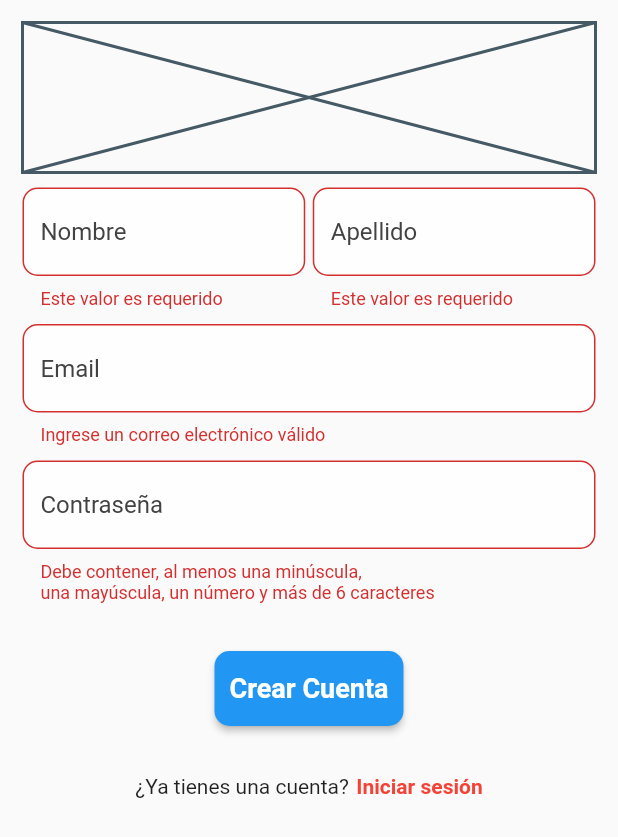
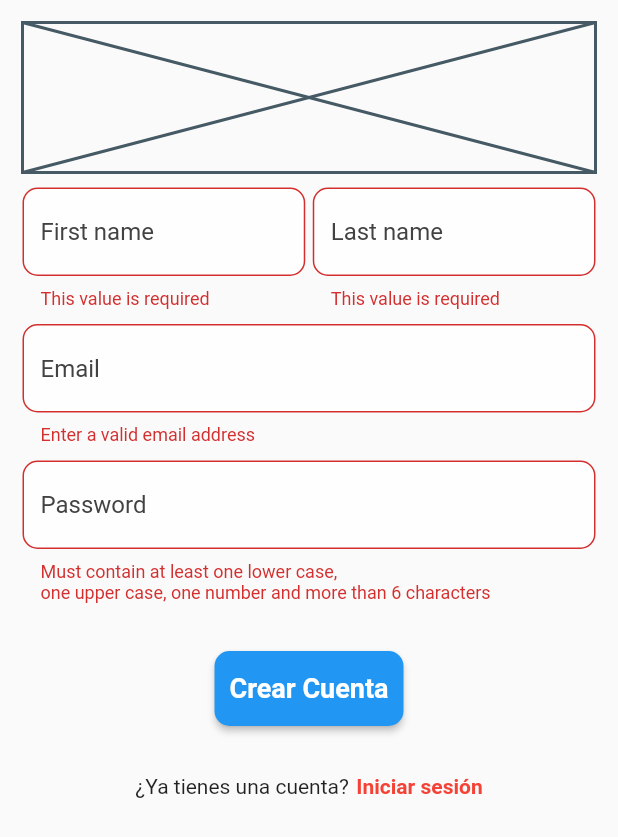
Before and after one commit to jorgesarabia/api_tv_challenge, a Flutter app: the SignUpScreen screen opened directly, after a tap on "Crear Cuenta", on a phone screen of 412 x 824 dp. Shown: the top 837 px of the screen. Run offline on Flutter 3.47's test engine with Material 2 defaults, Android fonts, the phone set to English and light mode, and no system bars; our stand-ins replace dio, flutter_bloc, freezed_annotation, get_it, injectable, pretty_dio_logger and 2 more; accounts and stored records are empty.

Commit message:
Update the signUp feature

```diff
--- a/lib/app/domain/data/services/tft_api.dart
+++ b/lib/app/domain/data/services/tft_api.dart
@@ -1,6 +1,5 @@
 import 'package:api_tv_challenge/app/domain/api/client.dart';
 import 'package:api_tv_challenge/app/domain/data/services/client_api.dart';
-import 'package:dio/dio.dart';
 
 class TVApi implements ClientApi {
   TVApi(String baseUrl, {bool enableLogging = false}) {
--- a/lib/app/domain/models/email_address.dart
+++ b/lib/app/domain/models/email_address.dart
@@ -10,7 +10,7 @@ class EmailAddress extends Validator {
   @override
   String? get message {
     if (!isValid) {
-      return 'Ingrese un correo electrónico válido';
+      return 'Enter a valid email address';
     }
 
     return null;
--- a/lib/app/domain/models/is_required.dart
+++ b/lib/app/domain/models/is_required.dart
@@ -9,7 +9,7 @@ class IsRequired extends Validator {
   @override
   String? get message {
     if (!isValid) {
-      return 'Este valor es requerido';
+      return 'This value is required';
     }
 
     return null;
--- a/lib/app/domain/models/password.dart
+++ b/lib/app/domain/models/password.dart
@@ -20,7 +20,7 @@ class Password extends Validator {
   @override
   String? get message {
     if (!isValid) {
-      return 'Debe contener, al menos una minúscula, \nuna mayúscula, un número y más de 6 caracteres';
+      return 'Must contain at least one lower case, \none upper case, one number and more than 6 characters';
     }
 
     return null;
--- a/lib/auth/application/signup/signup_bloc.dart
+++ b/lib/auth/application/signup/signup_bloc.dart
@@ -3,6 +3,7 @@ import 'dart:async';
 import 'package:api_tv_challenge/app/domain/models/email_address.dart';
 import 'package:api_tv_challenge/app/domain/models/is_required.dart';
 import 'package:api_tv_challenge/app/domain/models/password.dart';
+import 'package:api_tv_challenge/auth/domain/auth_interaction_event.dart';
 import 'package:api_tv_challenge/auth/domain/i_auth_facade.dart';
 import 'package:api_tv_challenge/auth/domain/signup_form.dart';
 import 'package:flutter/material.dart';
@@ -34,11 +35,14 @@ class SignUpBloc extends Bloc<SignUpEvent, SignUpState> {
         isSubmitting: true,
       ));
 
-      final isLoggedIn = await _authFacade.createAccountWithEmailAndPassword(
+      final result = await _authFacade.createAccountWithEmailAndPassword(
         signUpForm: state.signUpForm,
       );
 
-      emit(state.copyWith(isSubmitting: false));
+      emit(state.copyWith(
+        isSubmitting: false,
+        authInteractionEvent: result,
+      ));
     }
   }
 
@@ -49,6 +53,7 @@ class SignUpBloc extends Bloc<SignUpEvent, SignUpState> {
           event.email.trim(),
         ),
       ),
+      authInteractionEvent: const AuthInteractionEvent.none(),
     ));
   }
 
@@ -57,6 +62,7 @@ class SignUpBloc extends Bloc<SignUpEvent, SignUpState> {
       signUpForm: state.signUpForm.copyWith(
         password: Password(event.password),
       ),
+      authInteractionEvent: const AuthInteractionEvent.none(),
     ));
   }
 
@@ -65,6 +71,7 @@ class SignUpBloc extends Bloc<SignUpEvent, SignUpState> {
       signUpForm: state.signUpForm.copyWith(
         firstName: IsRequired(event.firstName),
       ),
+      authInteractionEvent: const AuthInteractionEvent.none(),
     ));
   }
 
@@ -73,6 +80,7 @@ class SignUpBloc extends Bloc<SignUpEvent, SignUpState> {
       signUpForm: state.signUpForm.copyWith(
         lastName: IsRequired(event.lastName),
       ),
+      authInteractionEvent: const AuthInteractionEvent.none(),
     ));
   }
 }
--- a/lib/auth/application/signup/signup_state.dart
+++ b/lib/auth/application/signup/signup_state.dart
@@ -6,6 +6,7 @@ class SignUpState with _$SignUpState {
     required SignUpForm signUpForm,
     required bool isSubmitting,
     required AutovalidateMode autovalidateMode,
+    required AuthInteractionEvent authInteractionEvent,
   }) = _SignUpState;
 
   factory SignUpState.initial() {
@@ -13,6 +14,7 @@ class SignUpState with _$SignUpState {
       signUpForm: SignUpForm.empty(),
       isSubmitting: false,
       autovalidateMode: AutovalidateMode.disabled,
+      authInteractionEvent: const AuthInteractionEvent.none(),
     );
   }
 }
--- a/lib/auth/infrastructure/auth_repository.dart
+++ b/lib/auth/infrastructure/auth_repository.dart
@@ -45,7 +45,7 @@ class AuthRepository implements IAuthFacade {
     );
 
     if (result != 0) {
-      _saveCurrentUser(AppUser(
+      await _saveCurrentUser(AppUser(
         firstName: signUpForm.firstName.value,
         lastName: signUpForm.lastName.value,
         email: signUpForm.emailAddress.value,
--- a/lib/auth/presentation/sign_up/sign_up_screen.dart
+++ b/lib/auth/presentation/sign_up/sign_up_screen.dart
@@ -1,6 +1,8 @@
 import 'package:api_tv_challenge/app/domain/injectable/injection.dart';
 import 'package:api_tv_challenge/app/presentation/app_button.dart';
+import 'package:api_tv_challenge/app/presentation/app_snack_bar.dart';
 import 'package:api_tv_challenge/app/presentation/app_text_form.dart';
+import 'package:api_tv_challenge/auth/application/auth/auth_bloc.dart';
 import 'package:api_tv_challenge/auth/application/signup/signup_bloc.dart';
 import 'package:flutter/material.dart';
 import 'package:flutter_bloc/flutter_bloc.dart';
--- a/lib/auth/presentation/sign_up/widgets/signup_form.dart
+++ b/lib/auth/presentation/sign_up/widgets/signup_form.dart
@@ -7,23 +7,17 @@ class _SignUpForm extends StatelessWidget {
   Widget build(BuildContext context) {
     return BlocConsumer<SignUpBloc, SignUpState>(
       listener: (context, state) {
-        // state.logginWasSuccessOption.fold(
-        //   () => null,
-        //   (ifSome) {
-        //     ifSome.fold(
-        //       (l) => AppSnackBar.of(context).showSnackBar(
-        //         message: l.maybeMap(
-        //           emailAlreadyInUse: (e) => 'Usuario ya existe',
-        //           orElse: () => 'Error desconocido en el servidor',
-        //         ),
-        //       ),
-        //       (r) {
-        //         context.read<AuthBloc>().add(const AuthEvent.appIsStarting());
-        //         Navigator.of(context).pop();
-        //       },
-        //     );
-        //   },
-        // );
+        state.authInteractionEvent.maybeWhen(
+          none: () => null,
+          loggedInSuccesfully: () {
+            context.read<AuthBloc>().add(const AuthEvent.appIsStarting());
+            Navigator.of(context).pop();
+          },
+          orElse: () => AppSnackBar.of(context).showSnackBar(
+            message: 'This user already exist',
+            color: Colors.red.withOpacity(0.5),
+          ),
+        );
       },
       builder: (context, state) {
         return Form(
@@ -34,7 +28,7 @@ class _SignUpForm extends StatelessWidget {
                 children: [
                   Expanded(
                     child: AppTextForm(
-                      hintText: 'Nombre',
+                      hintText: 'First name',
                       onChanged: (input) {
                         context.read<SignUpBloc>().add(SignUpEvent.firstNameChanged(input));
                       },
@@ -46,7 +40,7 @@ class _SignUpForm extends StatelessWidget {
                   const SizedBox(width: 5.0),
                   Expanded(
                     child: AppTextForm(
-                      hintText: 'Apellido',
+                      hintText: 'Last name',
                       onChanged: (input) {
                         context.read<SignUpBloc>().add(SignUpEvent.lastNameChanged(input));
                       },
@@ -65,7 +59,7 @@ class _SignUpForm extends StatelessWidget {
               ),
               const SizedBox(height: 10.0),
               AppTextForm(
-                hintText: 'Contraseña',
+                hintText: 'Password',
                 obscureText: true,
                 maxLines: 1,
                 onChanged: (input) {
```
Also changed, not shown: lib/auth/application/signup/signup_bloc.freezed.dart.
